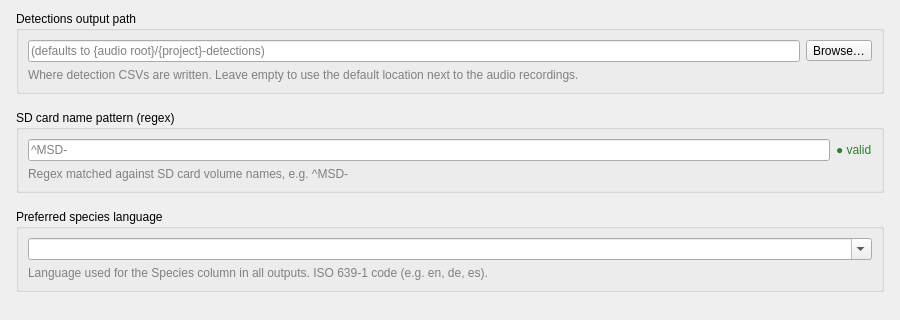
kenwer/pam-analyzer, file src/pam_analyzer/ui/panels/project_panel.ui: the form before one commit; both pictures show x 0 to 900 and y 162 to 482 of the 900 by 600 pixel window.
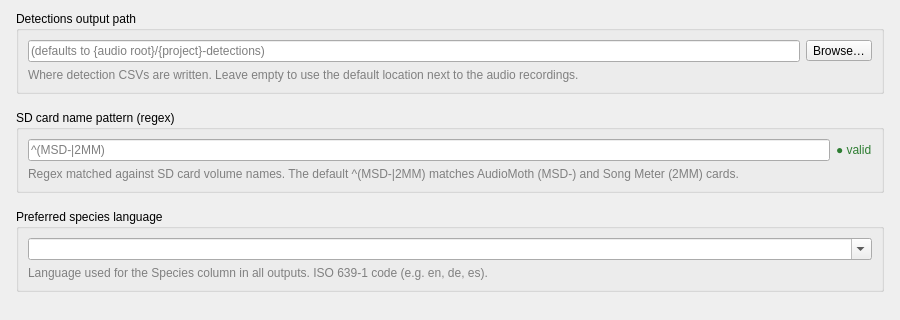
The form after the commit.

Commit message: Initial support for Song Meter Micro SD cards

What changed in the file:
```diff
--- a/src/pam_analyzer/ui/panels/project_panel.ui
+++ b/src/pam_analyzer/ui/panels/project_panel.ui
@@ -152,7 +152,7 @@
         <item>
          <widget class="QLineEdit" name="sdcard_pattern_edit">
           <property name="placeholderText">
-           <string>^MSD-</string>
+           <string>^(MSD-|2MM)</string>
           </property>
          </widget>
         </item>
@@ -174,7 +174,7 @@
       <item>
        <widget class="QLabel" name="sdcard_caption_label">
         <property name="text">
-         <string>Regex matched against SD card volume names, e.g. ^MSD-</string>
+         <string>Regex matched against SD card volume names. The default ^(MSD-|2MM) matches AudioMoth (MSD-) and Song Meter (2MM) cards.</string>
         </property>
         <property name="wordWrap">
          <bool>true</bool>
```
The commit also changes 7 other files.
